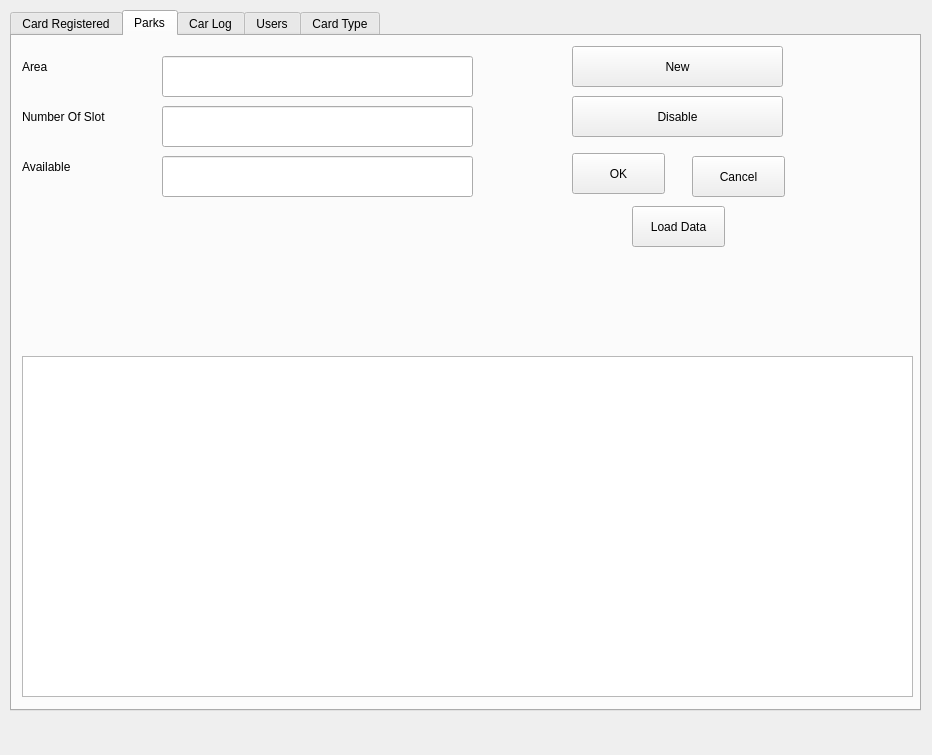
This is Table.ui in vince0119/Project-Deskstop as Qt 5 draws it before an edit. The edited form follows.
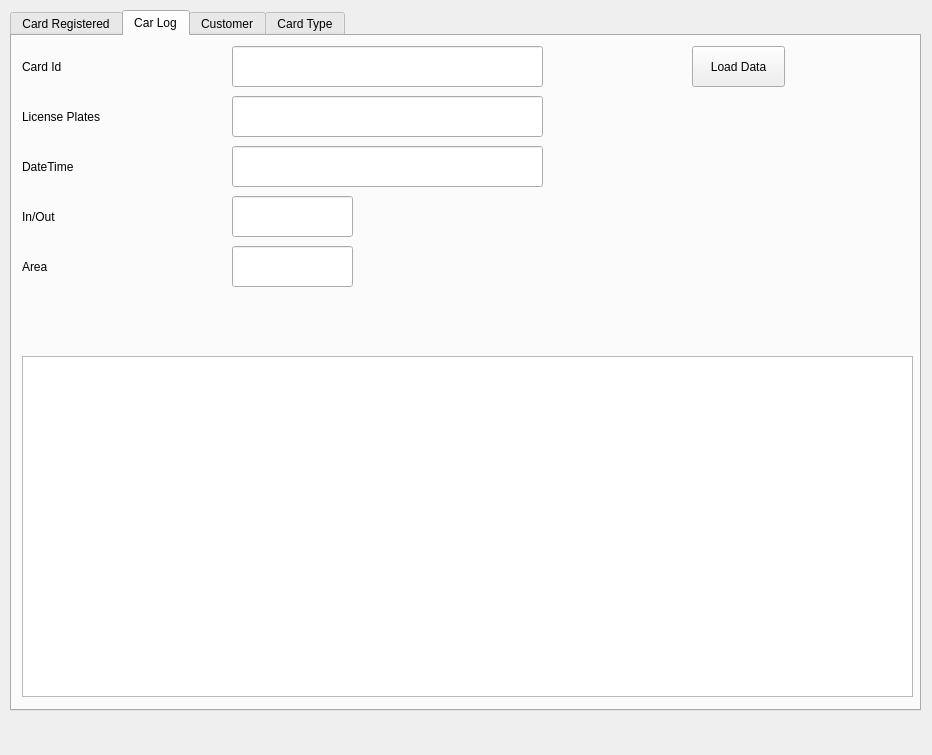
This is the edited form. The open tabs and pages were chosen to show the change.

Commit message: remove parking tab

What changed in the file:
```diff
--- a/Table.ui
+++ b/Table.ui
@@ -211,188 +211,6 @@
       </property>
      </widget>
     </widget>
-    <widget class="QWidget" name="wgPark">
-     <attribute name="title">
-      <string>Parks</string>
-     </attribute>
-     <widget class="QLineEdit" name="txtParkNo">
-      <property name="geometry">
-       <rect>
-        <x>150</x>
-        <y>70</y>
-        <width>311</width>
-        <height>41</height>
-       </rect>
-      </property>
-      <property name="font">
-       <font>
-        <family>Times New Roman</family>
-        <pointsize>14</pointsize>
-       </font>
-      </property>
-      <property name="readOnly">
-       <bool>true</bool>
-      </property>
-     </widget>
-     <widget class="QLabel" name="lblParkArea">
-      <property name="geometry">
-       <rect>
-        <x>10</x>
-        <y>10</y>
-        <width>201</width>
-        <height>41</height>
-       </rect>
-      </property>
-      <property name="text">
-       <string>Area</string>
-      </property>
-     </widget>
-     <widget class="QLabel" name="lblParkAvailable">
-      <property name="geometry">
-       <rect>
-        <x>10</x>
-        <y>110</y>
-        <width>201</width>
-        <height>41</height>
-       </rect>
-      </property>
-      <property name="text">
-       <string>Available</string>
-      </property>
-     </widget>
-     <widget class="QTableWidget" name="tblPark">
-      <property name="geometry">
-       <rect>
-        <x>10</x>
-        <y>320</y>
-        <width>891</width>
-        <height>341</height>
-       </rect>
-      </property>
-      <property name="editTriggers">
-       <set>QAbstractItemView::NoEditTriggers</set>
-      </property>
-      <property name="selectionBehavior">
-       <enum>QAbstractItemView::SelectRows</enum>
-      </property>
-     </widget>
-     <widget class="QPushButton" name="btnParkDisable">
-      <property name="geometry">
-       <rect>
-        <x>560</x>
-        <y>60</y>
-        <width>211</width>
-        <height>41</height>
-       </rect>
-      </property>
-      <property name="text">
-       <string>Disable</string>
-      </property>
-     </widget>
-     <widget class="QLineEdit" name="txtParkAvailable">
-      <property name="geometry">
-       <rect>
-        <x>150</x>
-        <y>120</y>
-        <width>311</width>
-        <height>41</height>
-       </rect>
-      </property>
-      <property name="font">
-       <font>
-        <family>Times New Roman</family>
-        <pointsize>14</pointsize>
-       </font>
-      </property>
-      <property name="readOnly">
-       <bool>true</bool>
-      </property>
-     </widget>
-     <widget class="QLabel" name="lblParkNoS">
-      <property name="geometry">
-       <rect>
-        <x>10</x>
-        <y>60</y>
-        <width>201</width>
-        <height>41</height>
-       </rect>
-      </property>
-      <property name="text">
-       <string>Number Of Slot</string>
-      </property>
-     </widget>
-     <widget class="QPushButton" name="btnParkNew">
-      <property name="geometry">
-       <rect>
-        <x>560</x>
-        <y>10</y>
-        <width>211</width>
-        <height>41</height>
-       </rect>
-      </property>
-      <property name="text">
-       <string>New</string>
-      </property>
-     </widget>
-     <widget class="QLineEdit" name="txtParkArea">
-      <property name="geometry">
-       <rect>
-        <x>150</x>
-        <y>20</y>
-        <width>311</width>
-        <height>41</height>
-       </rect>
-      </property>
-      <property name="font">
-       <font>
-        <family>Times New Roman</family>
-        <pointsize>14</pointsize>
-       </font>
-      </property>
-      <property name="readOnly">
-       <bool>true</bool>
-      </property>
-     </widget>
-     <widget class="QPushButton" name="btnParkOK">
-      <property name="geometry">
-       <rect>
-        <x>560</x>
-        <y>117</y>
-        <width>93</width>
-        <height>41</height>
-       </rect>
-      </property>
-      <property name="text">
-       <string>OK</string>
-      </property>
-     </widget>
-     <widget class="QPushButton" name="btnParkCancel">
-      <property name="geometry">
-       <rect>
-        <x>680</x>
-        <y>120</y>
-        <width>93</width>
-        <height>41</height>
-       </rect>
-      </property>
-      <property name="text">
-       <string>Cancel</string>
-      </property>
-     </widget>
-     <widget class="QPushButton" name="btnLoadDataPark">
-      <property name="geometry">
-       <rect>
-        <x>620</x>
-        <y>170</y>
-        <width>93</width>
-        <height>41</height>
-       </rect>
-      </property>
-      <property name="text">
-       <string>Load Data</string>
-      </property>
-     </widget>
-    </widget>
     <widget class="QWidget" name="wgCarLog">
      <attribute name="title">
       <string>Car Log</string>
@@ -592,7 +410,7 @@
     </widget>
     <widget class="QWidget" name="wgCustomer">
      <attribute name="title">
-      <string>Users</string>
+      <string>Customer</string>
      </attribute>
      <widget class="QLabel" name="lblCustomerFullName">
       <property name="geometry">
```
Left out of the diff: 4 changed lines with no effect on the pictures.
